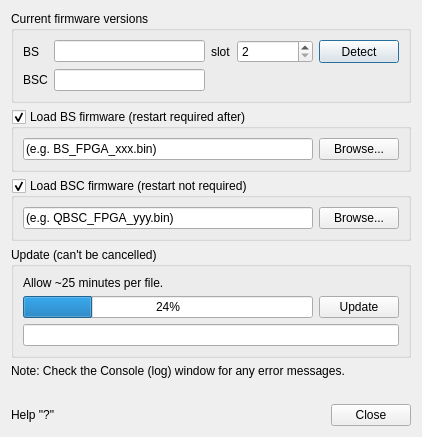
Qt form Forms/IMFirmDlg.ui (billkarsh/SpikeGLX) before a commit.
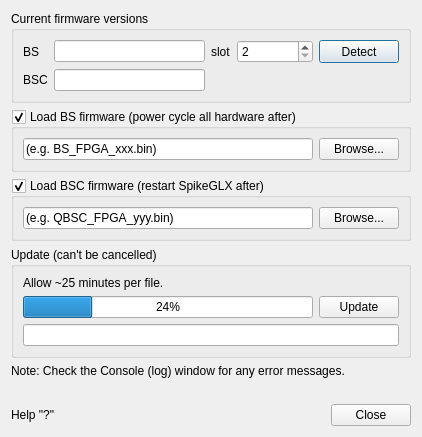
The same form after that commit.

Commit message: Improve Firmware dialog instructions

```diff
--- a/Forms/IMFirmDlg.ui
+++ b/Forms/IMFirmDlg.ui
@@ -129,7 +129,7 @@
    <item row="1" column="0">
     <widget class="QGroupBox" name="bsGrp">
      <property name="title">
-      <string>Load BS firmware (restart required after)</string>
+      <string>Load BS firmware (power cycle all hardware after)</string>
      </property>
      <property name="checkable">
       <bool>true</bool>
@@ -173,7 +173,7 @@
    <item row="2" column="0">
     <widget class="QGroupBox" name="bscGrp">
      <property name="title">
-      <string>Load BSC firmware (restart not required)</string>
+      <string>Load BSC firmware (restart SpikeGLX after)</string>
      </property>
      <property name="checkable">
       <bool>true</bool>
```
